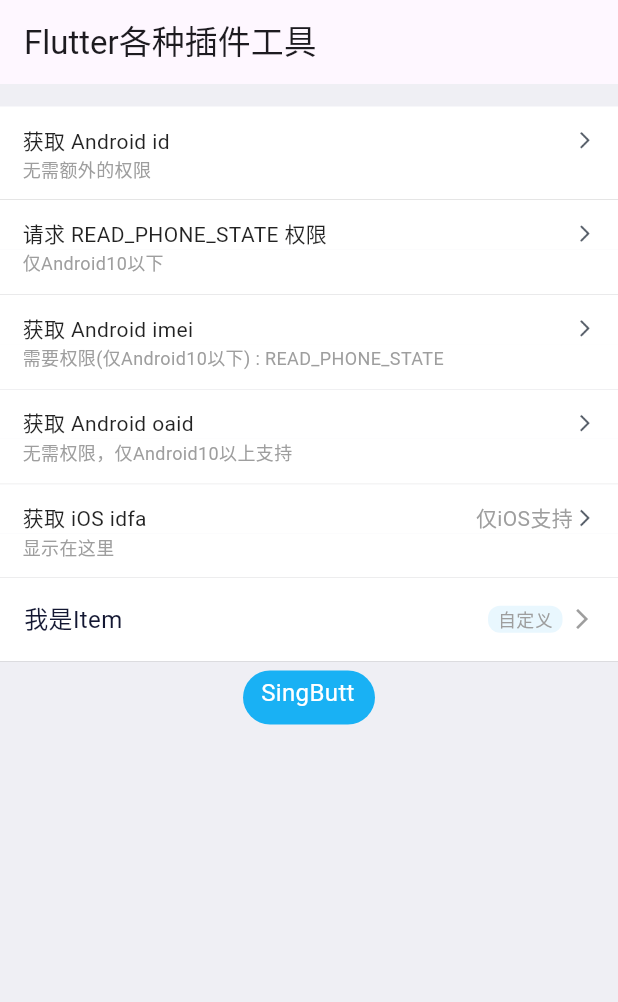
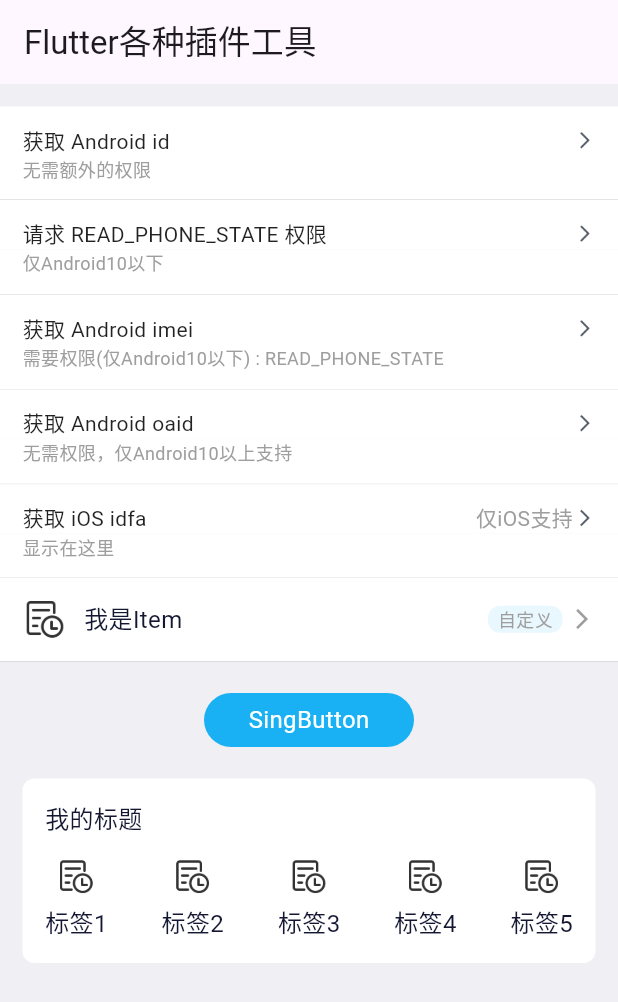
Before and after one commit to flutter-open-libs/flutter_plugin_tools, a Flutter app: the screen it shows after launch, on a phone screen of 412 x 824 dp. Shown: the top 1002 px of the screen. Run offline on Flutter 3.47's test engine with Material 3 defaults, Android fonts, the phone set to English and light mode, and no system bars; our stand-ins replace plugin_platform_interface.

Commit message:
新封装一个文字+图片的gird控件

```diff
--- a/example/lib/main.dart
+++ b/example/lib/main.dart
@@ -5,6 +5,7 @@ import 'dart:async';
 import 'package:sing_plugin_tools/sing_plugin_tools.dart';
 import 'package:sing_plugin_tools/widgets/sing_cell_item.dart';
 import 'package:sing_plugin_tools/widgets/sing_button.dart';
+import 'package:sing_plugin_tools/widgets/sing_img_txt_item.dart';
 
 void main() {
   runApp(const MyApp());
@@ -123,57 +124,11 @@ class _MyAppState extends State<MyApp> {
               buildGetAndroidImei(),
               buildGetAndroidOaid(),
               buildGetIosIdfa(),
-              SingCellItem(
-                backgroundColor: Colors.white, // 背景颜色，默认透明
-                height: 56.0, // item 的高度
-                padding: const EdgeInsets.symmetric(horizontal: 16.0),
-                // assetPath: 'assets/images/ic_feedback.png', // 前面 icon 的 asset 路径，为空则不展示
-                iconSize: const Size(28.0,28.0), // 前面 icon 的大小，assetPath 为空则不展示
-                gap: 12.0, // icon 和标题的间距
-                title: '我是Item', // 标题
-                titleTextStyle: const TextStyle(color: Color(0xFF131732), fontSize: 16.0), // 标题样式
-                decoration: const BoxDecoration(border: Border(bottom: BorderSide(color: Colors.grey, width: 0.2))), // 边框的样式，默认底部一条线
-                onTap: ()=> print('点击主标题'), // item 的点击事件
-                // separator: Container(width: 200.0,height: 1.0,color: Colors.grey), // 自定义的装饰，正常是一根线，在 decoration 满足不了的情况下自定义，比如项左右有边距。当然其他 widget 也可以
-                showNext: true, // 是否显示右侧箭头
-                nextIcon: const Icon(Icons.arrow_forward_ios,size: 16.0,color:Colors.grey), // 右侧的箭头，可以是任何 Widget
-
-                showSub: false, // 是否显示副标题，副标题是一个 TextField
-                focusNode: FocusNode(), // 控制副标题的副控件 KeyboardListener
-                controller: textController, // TextField 的 controller ，可以设置文字，取值也通过他
-                subTitleTextStyle : const TextStyle(color: Color(0xFF131732), fontSize: 14.0), // 副标题样式
-                subTitleHint: '请输入副标题', // 副标题的提示语
-                subTitleHintTextStyle : const TextStyle(color: Colors.grey, fontSize: 14.0),// 副标题的提示语的样式
-                subTitleContentPadding : const EdgeInsets.symmetric(vertical: 12.0), // 副标题的 ContentPadding
-                readOnly:false, // 副标题 TextField 的是否能编辑
-                onSubTap: ()=> print('点击副标题'), // 副标题点击事件
-                customWidget: Container( // 自定义的 Widget ，在副标题之后，箭头之前，自己控制间距
-                  decoration: const BoxDecoration(
-                      color: Color(0xffE9F7FE),
-                      borderRadius: BorderRadius.all(Radius.circular(8.0))
-                  ),
-                  margin: const EdgeInsets.symmetric(horizontal: 5.0),
-                  child: const Text('  自定义  ',style: TextStyle(color: Colors.grey,fontSize: 12.0))
-                )
-              ),
-              SingButton(
-                title : 'SingButton', // 按钮文字
-                titleTextStyle : const TextStyle(color: Colors.white,fontSize: 16.0), // 按钮样式
-                fillColor : const Color(0xFF19B1F4),   // 填充颜色
-                highlightColor : const Color(0x40CCCCCC), // 按下颜色
-                size : const Size(88.0,36.0), // 按钮大小
-                elevation : 0, // 阴影
-                highlightElevation : 0, // 按下阴影
-                side : const BorderSide(color: Colors.transparent,width: 0.2), // 边框
-                // sideColor : Colors.transparent, // 传 side 后无效
-                // sideWidth : 0.2, // 传 side 后无效
-                borderRadius : const BorderRadius.all(Radius.circular(20.0)), // 样式
-                // radius : 20.0,  // 传 borderRadius 后无效
-                padding: const EdgeInsets.symmetric(horizontal: 12.0,vertical: 3.0),
-                margin: EdgeInsets.zero,
-                onPressed : ()=> { }, // 点击事件
-                onLongPress : ()=> debugPrint('SingButton Long Clicked'),
-              ),
+              buildCellItem(),
+              const SizedBox(height: 15),
+              buildButton(),
+              const SizedBox(height: 15),
+              buildImTxt(),
             ],
           ),
         ),
@@ -326,4 +281,78 @@ class _MyAppState extends State<MyApp> {
       ),
     );
   }
+  Widget buildCellItem() {
+    return SingCellItem(
+        backgroundColor: Colors.white, // 背景颜色，默认透明
+        height: 56.0, // item 的高度
+        padding: const EdgeInsets.symmetric(horizontal: 16.0),
+        assetPath: 'images/example.png', // 前面 icon 的 asset 路径，为空则不展示
+        iconSize: const Size(28.0,28.0), // 前面 icon 的大小，assetPath 为空则不展示
+        gap: 12.0, // icon 和标题的间距
+        title: '我是Item', // 标题
+        titleTextStyle: const TextStyle(color: Color(0xFF131732), fontSize: 16.0), // 标题样式
+        decoration: const BoxDecoration(border: Border(bottom: BorderSide(color: Colors.grey, width: 0.2))), // 边框的样式，默认底部一条线
+        onTap: ()=> print('点击主标题'), // item 的点击事件
+        // separator: Container(width: 200.0,height: 1.0,color: Colors.grey), // 自定义的装饰，正常是一根线，在 decoration 满足不了的情况下自定义，比如项左右有边距。当然其他 widget 也可以
+        showNext: true, // 是否显示右侧箭头
+        nextIcon: const Icon(Icons.arrow_forward_ios,size: 16.0,color:Colors.grey), // 右侧的箭头，可以是任何 Widget
+
+        showSub: false, // 是否显示副标题，副标题是一个 TextField
+        focusNode: FocusNode(), // 控制副标题的副控件 KeyboardListener
+        controller: textController, // TextField 的 controller ，可以设置文字，取值也通过他
+        subTitleTextStyle : const TextStyle(color: Color(0xFF131732), fontSize: 14.0), // 副标题样式
+        subTitleHint: '请输入副标题', // 副标题的提示语
+        subTitleHintTextStyle : const TextStyle(color: Colors.grey, fontSize: 14.0),// 副标题的提示语的样式
+        subTitleContentPadding : const EdgeInsets.symmetric(vertical: 12.0), // 副标题的 ContentPadding
+        readOnly:false, // 副标题 TextField 的是否能编辑
+        onSubTap: ()=> print('点击副标题'), // 副标题点击事件
+        customWidget: Container( // 自定义的 Widget ，在副标题之后，箭头之前，自己控制间距
+            decoration: const BoxDecoration(
+                color: Color(0xffE9F7FE),
+                borderRadius: BorderRadius.all(Radius.circular(8.0))
+            ),
+            margin: const EdgeInsets.symmetric(horizontal: 5.0),
+            child: const Text('  自定义  ',style: TextStyle(color: Colors.grey,fontSize: 12.0))
+        )
+    );
+  }
+  Widget buildButton() {
+    return SingButton(
+      title : 'SingButton', // 按钮文字
+      titleTextStyle : const TextStyle(color: Colors.white,fontSize: 16.0), // 按钮样式
+      fillColor : const Color(0xFF19B1F4),   // 填充颜色
+      highlightColor : const Color(0x40CCCCCC), // 按下颜色
+      size : const Size(140.0,36.0), // 按钮大小
+      elevation : 0, // 阴影
+      highlightElevation : 0, // 按下阴影
+      side : const BorderSide(color: Colors.transparent,width: 0.2), // 边框
+      // sideColor : Colors.transparent, // 传 side 后无效
+      // sideWidth : 0.2, // 传 side 后无效
+      borderRadius : const BorderRadius.all(Radius.circular(20.0)), // 样式
+      // radius : 20.0,  // 传 borderRadius 后无效
+      padding: const EdgeInsets.symmetric(horizontal: 12.0,vertical: 3.0),
+      margin: EdgeInsets.zero,
+      onPressed : ()=> { }, // 点击事件
+      onLongPress : ()=> debugPrint('SingButton Long Clicked'),
+    );
+  }
+  Widget buildImTxt(){
+    var list = [
+      ImgTxtBean('images/example.png', '标签1', () => debugPrint('标签1')),
+      ImgTxtBean('images/example.png', '标签2', () => debugPrint('标签2')),
+      ImgTxtBean('images/example.png', '标签3', () => debugPrint('标签3')),
+      ImgTxtBean('images/example.png', '标签4', () => debugPrint('标签4')),
+      ImgTxtBean('images/example.png', '标签5', () => debugPrint('标签5')),
+    ];
+    return  SingImgTxtItem(
+        list,
+        title: '我的标题',
+        titleGap: 15.0,
+        gap: 6.0,
+        margin: const EdgeInsets.symmetric(horizontal: 15.0),
+        padding: const EdgeInsets.all(15.0),
+        iconSize: const Size(25.0,25.0),
+        crossAxisCount:5,
+    );
+  }
 }
--- /dev/null
+++ b/lib/widgets/sing_img_txt_item.dart
@@ -0,0 +1,86 @@
+import 'package:flutter/material.dart';
+
+/// 封装的列表项，上图+下文字，支持title
+class SingImgTxtItem extends StatelessWidget {
+
+  const SingImgTxtItem(
+    this.list,{
+    super.key,
+    this.padding,
+    this.margin,
+    this.title,
+    this.titleGap,
+    this.titleTextStyle,
+    this.decoration,
+    this.iconSize = const Size(28.0,28.0),
+    this.gap,
+    this.textStyle,
+    this.crossAxisCount = 4,
+  });
+
+  final List<ImgTxtBean> list; /// 必传的 list 列表
+  final EdgeInsetsGeometry? padding;
+  final EdgeInsetsGeometry? margin;
+  final String? title; /// 标题文字
+  final double? titleGap; /// 标题与图标的间距
+  final TextStyle? titleTextStyle; /// 标题文字样式
+  final BoxDecoration? decoration; /// 外背景
+  final Size iconSize; /// 图标大小
+  final double? gap; /// 文字和图标的间距
+  final TextStyle? textStyle; /// 文字样式
+  final int crossAxisCount; /// 每行有几个
+
+  @override
+  Widget build(BuildContext context) {
+    var hang = (list.length / crossAxisCount).ceil(); // 有几行
+    return Container(
+      padding: padding ?? EdgeInsets.zero,
+      decoration: decoration ?? const BoxDecoration(color: Colors.white, borderRadius: BorderRadius.all(Radius.circular(8.0))),
+      margin: margin ?? EdgeInsets.zero,
+      // width: context.width - 30.w,
+      child: Column(
+        crossAxisAlignment : CrossAxisAlignment.start,
+        mainAxisSize : MainAxisSize.min,
+        children: [
+          Visibility(
+              visible: title != null,
+              child: Text('$title',style: titleTextStyle ?? const TextStyle(color: Color(0xff131732),fontSize: 16.0))),
+          Visibility(
+              visible: title != null,
+              child: SizedBox(height: titleGap ?? 0.0)),
+          ...List.generate(hang, (columnIndex) {
+            return Row(
+              mainAxisAlignment : MainAxisAlignment.spaceBetween,
+              children: List.generate(crossAxisCount, (rowIndex) {
+                var pos = (columnIndex * crossAxisCount) + rowIndex;
+                if(pos >= list.length){
+                  return Container();
+                }else{
+                  return InkWell(
+                    onTap: list[pos].onTap,
+                    child: Column(
+                        mainAxisSize : MainAxisSize.min,
+                        children: [
+                          Image.asset(list[pos].assetPath,width: iconSize.width,height: iconSize.height),
+                          SizedBox(height: gap ?? 0.0),
+                          Text(list[pos].title,style: textStyle ?? const TextStyle(color: Color(0xff131732),fontSize: 16.0)),
+                        ]),
+                  );
+                }
+              }),
+            );
+          })
+        ],
+      ),
+    );
+  }
+}
+
+
+class ImgTxtBean {
+  String assetPath;
+  String title;
+  final GestureTapCallback onTap;
+
+  ImgTxtBean(this.assetPath, this.title, this.onTap);
+}
--- a/pubspec.yaml
+++ b/pubspec.yaml
@@ -1,6 +1,6 @@
 name: sing_plugin_tools
 description: "各种flutter的小插件、工具"
-version: 0.0.5
+version: 0.0.6
 homepage: https://github.com/flutter-open-libs/flutter_plugin_tools
 
 environment:
```
Also changed, not shown: example/images/demo.jpg (added), example/images/example.png (added), example/pubspec.lock, 2 other files.
